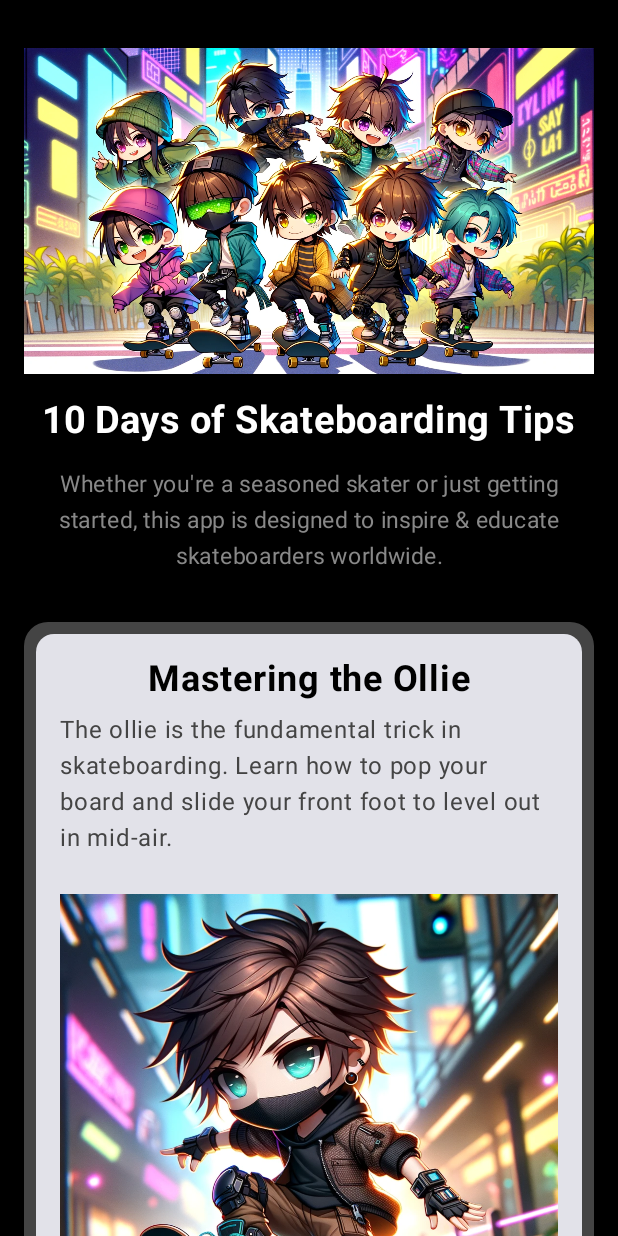
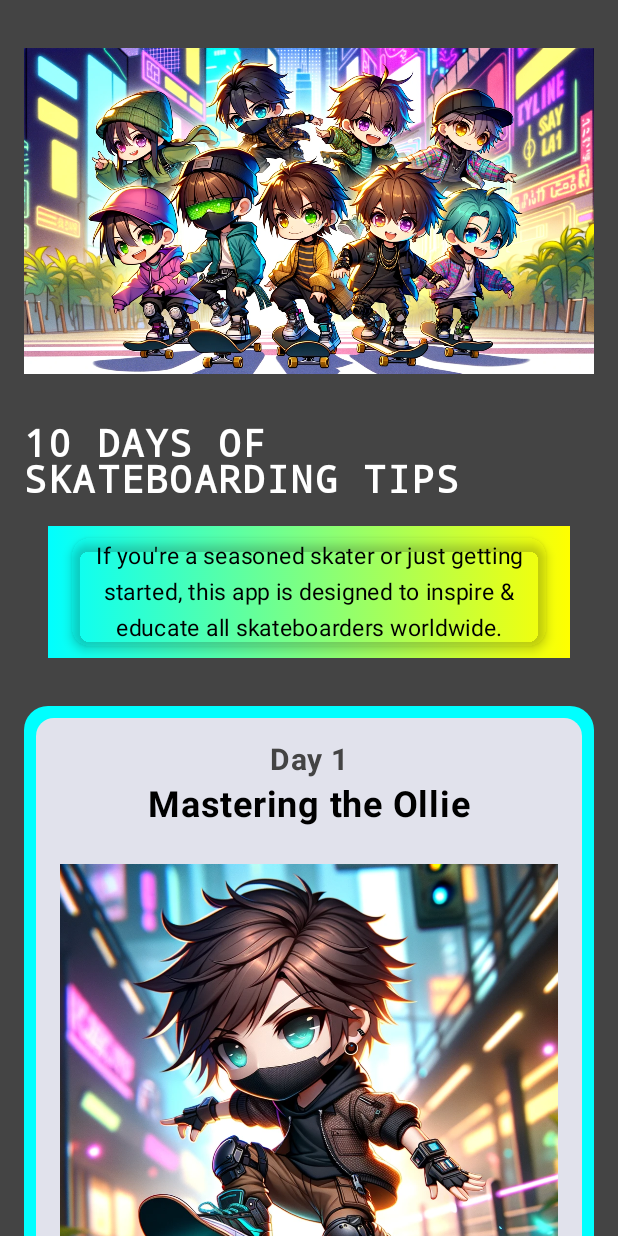
Before and after one commit to ailynux/skatetipapp-kotlin, an Android app built with Jetpack Compose: the screen it shows after launch (MainActivity), on a phone screen of 412 x 824 dp. Run offline under Robolectric (Android 15) with nearby library versions, the phone set to English and light mode, and no system bars.

Commit message:
new update

```diff
--- a/app/src/main/java/edu/ailyn/a10days_/MainActivity.kt
+++ b/app/src/main/java/edu/ailyn/a10days_/MainActivity.kt
@@ -1,12 +1,29 @@
 package edu.ailyn.a10days_
-//AILYN DIAZ AIMS.EDU PROJECT I MADE FOR CLASS 3/26/24
+
+//AILYN DIAZ AIMS.EDU PROJECT I MADE FOR CLASS 3/23/24
+// 10 - Days Assignment
+// Kotlin / Android
+
 import android.os.Bundle
 import androidx.activity.ComponentActivity
 import androidx.activity.compose.setContent
+import androidx.compose.animation.AnimatedVisibility
+import androidx.compose.animation.animateContentSize
+import androidx.compose.animation.core.LinearOutSlowInEasing
+import androidx.compose.animation.core.RepeatMode
+import androidx.compose.animation.core.animateFloat
+import androidx.compose.animation.core.infiniteRepeatable
+import androidx.compose.animation.core.rememberInfiniteTransition
+import androidx.compose.animation.core.tween
+import androidx.compose.animation.fadeIn
+import androidx.compose.animation.fadeOut
+import androidx.compose.animation.scaleIn
+import androidx.compose.animation.slideInVertically
 import androidx.compose.foundation.Image
+import androidx.compose.foundation.background
+import androidx.compose.foundation.clickable
 import androidx.compose.foundation.layout.*
 import androidx.compose.foundation.lazy.LazyColumn
-import androidx.compose.foundation.lazy.items
 import androidx.compose.foundation.shape.RoundedCornerShape
 import androidx.compose.material3.Card
 import androidx.compose.material3.Surface
@@ -19,91 +36,102 @@ import androidx.compose.ui.res.painterResource
 import androidx.compose.ui.text.font.FontWeight
 import androidx.compose.ui.unit.dp
 import androidx.compose.ui.unit.sp
-import androidx.compose.ui.tooling.preview.Preview // Importing Preview annotation
+import androidx.compose.ui.tooling.preview.Preview
 import edu.ailyn.a10days_.ui.theme._10days_Theme
 import androidx.compose.foundation.layout.fillMaxWidth
 import androidx.compose.foundation.layout.padding
 import androidx.compose.foundation.layout.height
+import androidx.compose.foundation.lazy.itemsIndexed
+import androidx.compose.material3.CardDefaults
+import androidx.compose.material3.MaterialTheme
+import androidx.compose.runtime.LaunchedEffect
+import androidx.compose.runtime.getValue
+import androidx.compose.runtime.mutableStateOf
+import androidx.compose.runtime.remember
+import androidx.compose.runtime.setValue
 import androidx.compose.ui.Alignment
+import androidx.compose.ui.draw.shadow
+import androidx.compose.ui.graphics.Brush
+import androidx.compose.ui.text.font.FontFamily
 import androidx.compose.ui.text.style.TextAlign
 
-// Define a data class to represent a skateboarding tip
+//data class to represent a skateboarding tip
 data class SkateboardingTip(
     val title: String,
     val description: String,
-    val imageUrl: Int // Resource ID for the image
+    val imageUrl: Int, // Resource ID for image
+    val dayNumber: Int
 )
 
-// Sample list of skateboarding tips
+// list of skateboarding tips
 val skateboardingTips = listOf(
-    //1
     SkateboardingTip(
         "Mastering the Ollie",
         "The ollie is the fundamental trick in skateboarding. " +
                 "Learn how to pop your board and slide your front foot to level out in mid-air.",
-        R.drawable.ollie
+        R.drawable.ollie,
+        1 // Day 1
     ),
-    //2
     SkateboardingTip(
         "Spot Finder",
         "Discover skate spots in your area and around the world, including skate parks, street spots, DIY spots, and hidden gems. ",
-        R.drawable.skatepark
+        R.drawable.skatepark,
+        2 // Day 2
     ),
-    //3
     SkateboardingTip(
-        "Choosing the Right Skate Shoes",
+        "Pick the Right Skate Shoes",
         "Skate shoes play a crucial role in your performance and safety. " +
                 "Look for durable materials, good grip, and ankle support.",
-        R.drawable.shoes
+        R.drawable.shoes,
+        3 // Day 3
     ),
-    //4
     SkateboardingTip(
         "Skateboard Setup Guides",
         "Setting up your skateboard correctly is essential for optimal performance and safety. " +
-                "Make sure to choose the right components, including durable materials for your deck. ",
-        R.drawable.sitdown
+                "Make sure that what you end up choosing is what you love and enjoy. ",
+        R.drawable.sitdown,
+        4 // Day 4
     ),
-    //5
     SkateboardingTip(
         "Skateboarding Culture & History",
-        "Dive into the rich culture and history of skateboarding with articles, interviews, documentaries, and archival footage celebrating iconic skaters, legendary tricks, and influential skate brands. ",
-        R.drawable.riding
+        "Surfers in California wanted to replicate the feeling of riding waves on land, so they began experimenting. These \"sidewalk surfers\" let riders mimic surfing movements on the streets.",
+        R.drawable.riding,
+        5 // Day 5
     ),
-    //6
     SkateboardingTip(
         "Safety & Injury Prevention",
-        "Access resources and tips for skateboarding safety, injury prevention, warm-up exercises, and first aid techniques. " +
-                "Learn how to skate responsibly and minimize the risk of accidents.",
-        R.drawable.gear
+        "Learn skateboarding safety, injury prevention, warm-up exercises, and first aid techniques. " +
+                "To skate responsibly and minimize the risk of accidents.",
+        R.drawable.gear,
+        6 // Day 6
     ),
-    //7
     SkateboardingTip(
         "Skateboarding Dictionary",
-        "Brush up on skateboarding terminology with a comprehensive dictionary of tricks, slang, and jargon used in the skateboarding community.  ",
-        R.drawable.chitchat
+        "Brush up on skateboarding terminology with some of the jargon used here's a few things for the day; Pop, Manual, Fakie, and Switch.",
+        R.drawable.chitchat,
+        7 // Day 7
     ),
-    //8
     SkateboardingTip(
-        "Basic Skateboarding Stance",
+        "Skate Stance",
         "Mastering your skateboarding stance is the first step in learning to skate. " +
-                "Whether you're regular or goofy, find your most comfortable position on the board.",
-        R.drawable.standhold
+                "Find out if you're regular or goofy, find your most comfortable position on the board.",
+        R.drawable.standhold,
+        8 // Day 8
     ),
-    //9
     SkateboardingTip(
         "Dropping In",
-        "Dropping in is a fundamental skill for riding ramps and bowls. " +
-                "Learn the proper technique for dropping in safely and confidently.",
-        R.drawable.dropin
+        "A very fundamental skill for riding ramps and bowls. " +
+                "The proper technique for dropping in safely and confidently is to start small then have fun movin' up!.",
+        R.drawable.dropin,
+        9 // Day 9
     ),
-    //10
     SkateboardingTip(
         "Flip Tricks",
         "Flip tricks are advanced maneuvers that involve flipping and spinning the board. " +
-                "Start with basic flip tricks like kickflips and heelflips before progressing to harder tricks.",
-        R.drawable.kickflip
-    ),
-    // Add more skateboarding tips as needed
+                "Start with basic flip tricks like kickflips and heelflips. Knowing the Ollie is almost crucial.",
+        R.drawable.kickflip,
+        10 // Day 10
+    )
 )
 
 class MainActivity : ComponentActivity() {
@@ -113,7 +141,7 @@ class MainActivity : ComponentActivity() {
             _10days_Theme {
                 Surface(
                     modifier = Modifier.fillMaxSize(),
-                    color = Color.Black // Set background color to black for a sleek look
+                    color = Color.DarkGray
                 ) {
                     Column(
                         modifier = Modifier
@@ -125,18 +153,35 @@ class MainActivity : ComponentActivity() {
                         HeaderImage()
                         Spacer(modifier = Modifier.height(16.dp))
                         Text(
-                            text = "10 Days of Skateboarding Tips",
+                            text = "10 DAYS OF SKATEBOARDING TIPS",
                             fontSize = 25.sp,
                             fontWeight = FontWeight.Bold,
-                            color = Color.White // Set text color to white for contrast
+                            color = Color.White,
+                            letterSpacing = 1.5.sp,
+                            fontFamily = FontFamily.Monospace,
+                            modifier = Modifier.padding(vertical = 16.dp)
                         )
-                        Spacer(modifier = Modifier.height(16.dp))
+
                         Text(
-                            text = "Whether you're a seasoned skater or just getting started, this app is designed to inspire & educate skateboarders worldwide.",
+                            text = "If you're a seasoned skater or just getting started, this app is designed to inspire & educate all skateboarders worldwide.",
                             fontSize = 15.sp,
-                            color = Color.Gray, // Set text color to gray for subtlety
-                            textAlign = TextAlign.Center
+                            color = Color.Black,
+                            textAlign = TextAlign.Center,
+                            modifier = Modifier
+                                .padding(horizontal = 16.dp)
+                                .background(
+                                    brush = Brush.horizontalGradient(
+                                        colors = listOf(Color.Cyan, Color.Yellow)
                                     )
+                                )
+                                .padding(vertical = 8.dp, horizontal = 16.dp)
+                                .shadow(
+                                    elevation = 4.dp,
+                                    shape = MaterialTheme.shapes.medium,
+
+                                )
+                        )
+
                         Spacer(modifier = Modifier.height(32.dp))
                         SkateboardingTipsList(skateboardingTips)
                     }
@@ -148,49 +193,83 @@ class MainActivity : ComponentActivity() {
 
 @Composable
 fun HeaderImage() {
+    val infiniteTransition = rememberInfiniteTransition(label = "")
+    val colors = listOf(Color.Transparent, Color.Black.copy(alpha = 0.7f), Color.Transparent)
+    val animatedGradient by infiniteTransition.animateFloat(
+        initialValue = 0f,
+        targetValue = 1000f,
+        animationSpec = infiniteRepeatable(
+            animation = tween(durationMillis = 5000, easing = LinearOutSlowInEasing),
+            repeatMode = RepeatMode.Reverse
+        ), label = ""
+    )
+
+    Box(modifier = Modifier.fillMaxWidth()) {
         Image(
-        painter = painterResource(id = R.drawable.groupskaterkids), // Add your header image resource
+            painter = painterResource(id = R.drawable.groupskaterkids),
             contentDescription = "Header Image",
             modifier = Modifier.fillMaxWidth(),
             contentScale = ContentScale.FillWidth
         )
+        Box(
+            modifier = Modifier
+                .fillMaxWidth()
+                .height(200.dp)
+                .background(Brush.horizontalGradient(colors, startX = animatedGradient, endX = animatedGradient + 500f))
+        )
+    }
 }
 
-
-// Composable function to display a single skateboarding tip card
 @Composable
 fun SkateboardingTipCard(skateboardingTip: SkateboardingTip) {
+    var expanded by remember { mutableStateOf(false) }
+
     Surface(
-        modifier = Modifier.fillMaxWidth(),
-        color = Color.DarkGray, // Change the background color here
-        shape = RoundedCornerShape(16.dp) // Increase corner radius for a sleek look
+        modifier = Modifier
+            .fillMaxWidth()
+            .clickable { expanded = !expanded },
+        color = Color.Cyan,
+        shape = RoundedCornerShape(16.dp)
     ) {
         Card(
             modifier = Modifier.padding(8.dp),
+            colors = CardDefaults.cardColors(containerColor = MaterialTheme.colorScheme.surfaceVariant)
         ) {
             Column(
-                modifier = Modifier.padding(16.dp),
-                horizontalAlignment = Alignment.CenterHorizontally // Center align content
+                modifier = Modifier
+                    .padding(16.dp)
+                    .animateContentSize(),
+                horizontalAlignment = Alignment.CenterHorizontally
             ) {
+                Text(
+                    text = "Day ${skateboardingTip.dayNumber}",
+                    fontSize = 20.sp,
+                    fontWeight = FontWeight.Bold,
+                    color = Color.DarkGray,
+                    modifier = Modifier.padding(bottom = 4.dp)
+                )
                 Text(
                     text = skateboardingTip.title,
                     fontSize = 24.sp,
                     fontWeight = FontWeight.Bold,
-                    color = Color.Black, // Use black color for title text
-                    modifier = Modifier.padding(bottom = 8.dp) // Add bottom padding to title
+                    color = Color.Black,
+                    modifier = Modifier.padding(bottom = if (expanded) 8.dp else 16.dp)
                 )
+                if (expanded) {
                     Text(
                         text = skateboardingTip.description,
                         fontSize = 16.sp,
-                    color = Color.DarkGray, // Use dark gray color for description text
-                    modifier = Modifier.padding(bottom = 16.dp) // Add bottom padding to description
+                        color = Color.DarkGray,
+                        modifier = Modifier.padding(bottom = 16.dp)
                     )
+                }
                 Image(
                     painter = painterResource(id = skateboardingTip.imageUrl),
-                    contentDescription = null,
+                    contentDescription = "Skateboarding tip image",
                     modifier = Modifier
                         .fillMaxWidth()
-                        .height(350.dp), // Adjust image height for a sleeker appearance
+                        .height(350.dp)
+                        .padding(top = if (expanded) 8.dp else 0.dp),
                     contentScale = ContentScale.FillWidth
                 )
             }
@@ -198,22 +277,41 @@ fun SkateboardingTipCard(skateboardingTip: SkateboardingTip) {
     }
 }
 
-// Composable function to display a list of skateboarding tips
+@Preview(showBackground = true)
+@Composable
+fun PreviewSkateboardingTipCard() {
+    _10days_Theme {
+
+    }
+}
+
 @Composable
 fun SkateboardingTipsList(skateboardingTips: List<SkateboardingTip>) {
     LazyColumn(
         modifier = Modifier.fillMaxSize(),
         verticalArrangement = Arrangement.spacedBy(8.dp)
     ) {
-        items(skateboardingTips) { tip ->
+        itemsIndexed(skateboardingTips) { _, tip ->
+            val animatedVisibilityState = remember { mutableStateOf(false) }
+            LaunchedEffect(key1 = true) {
+                animatedVisibilityState.value = true
+            }
+            AnimatedVisibility(
+                visible = animatedVisibilityState.value,
+                enter = slideInVertically(
+                    initialOffsetY = { -100 }
+                ) + fadeIn() + scaleIn(initialScale = 0.99f),
+                exit = fadeOut()
+            ) {
                 SkateboardingTipCard(skateboardingTip = tip)
+            }
         }
     }
 }
 
 @Preview(showBackground = true)
 @Composable
-fun DefaultPreview() {
+fun Preview1() {
     _10days_Theme {
         SkateboardingTipsList(skateboardingTips)
     }
```
Also changed, not shown: 107 other files. Lines whose indentation alone changed are shown as unchanged.
